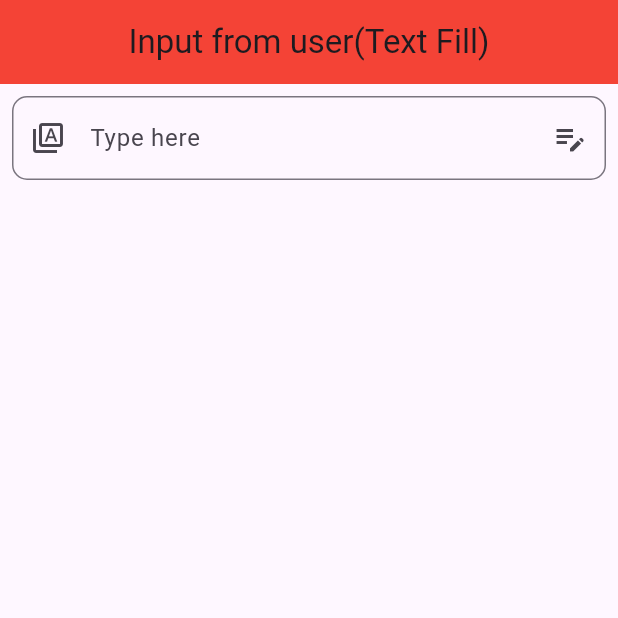
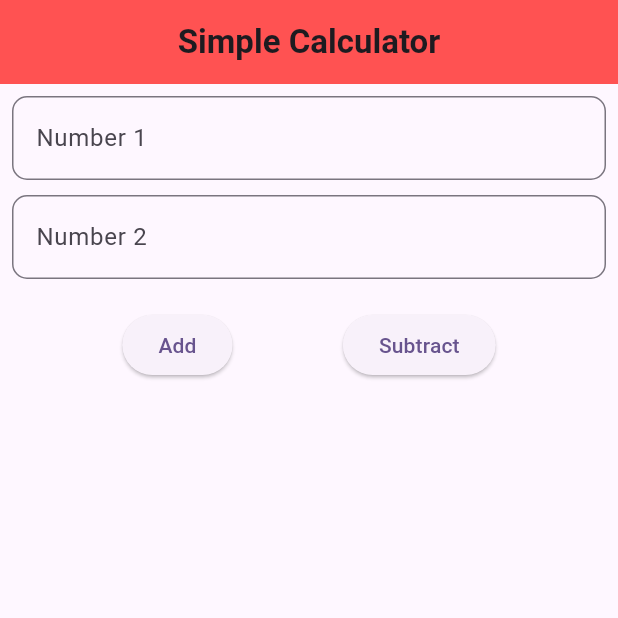
Before and after one commit to BinishaChapagain2/flutter2025, a Flutter app: the screen it shows after launch, on a phone screen of 412 x 824 dp, the top half of it. Run offline on Flutter 3.47's test engine with Material 3 defaults, Android fonts, the phone set to English and light mode, and no system bars.

Commit message:
simple calculator add and subtraction from textfield

```diff
--- a/lib/main.dart
+++ b/lib/main.dart
@@ -1,4 +1,4 @@
-import 'package:binisha_flutter/InputUser.dart';
+import 'package:binisha_flutter/simple_calculator.dart';
 import 'package:flutter/material.dart';
 
 void main() {
@@ -32,7 +32,7 @@ class MyApp extends StatelessWidget {
         colorScheme: ColorScheme.fromSeed(seedColor: Colors.deepPurple),
       ),
       debugShowCheckedModeBanner: false,
-      home: Inputuser(),
+      home: SimpleCalculator(),
     );
   }
 }
--- /dev/null
+++ b/lib/simple_calculator.dart
@@ -0,0 +1,90 @@
+import 'package:flutter/material.dart';
+
+class SimpleCalculator extends StatefulWidget {
+  const SimpleCalculator({super.key});
+
+  @override
+  State<SimpleCalculator> createState() => _SimpleCalculatorState();
+}
+
+class _SimpleCalculatorState extends State<SimpleCalculator> {
+  final TextEditingController _numberController1 = TextEditingController();
+  final TextEditingController _numberController2 = TextEditingController();
+  String _result = "";
+
+  void _addNumbers() {
+    final num1 = double.tryParse(_numberController1.text) ?? 0;
+    final num2 = double.tryParse(_numberController2.text) ?? 0;
+    setState(() {
+      _result = "Result: ${num1 + num2}";
+    });
+  }
+
+  void _subtractNumbers() {
+    final num1 = double.tryParse(_numberController1.text) ?? 0;
+    final num2 = double.tryParse(_numberController2.text) ?? 0;
+    setState(() {
+      _result = "Result: ${num1 - num2}";
+    });
+  }
+
+  @override
+  Widget build(BuildContext context) {
+    return Scaffold(
+      appBar: AppBar(
+        title: const Text(
+          "Simple Calculator",
+          style: TextStyle(fontWeight: FontWeight.bold),
+        ),
+        centerTitle: true,
+        backgroundColor: Colors.redAccent,
+      ),
+      body: Padding(
+        padding: const EdgeInsets.all(8.0),
+        child: Column(
+          children: [
+            TextField(
+              controller: _numberController1,
+              decoration: InputDecoration(
+                hintText: "Enter first number",
+                border: OutlineInputBorder(
+                  borderRadius: BorderRadius.circular(10),
+                ),
+                labelText: "Number 1",
+              ),
+              keyboardType: TextInputType.number,
+            ),
+            const SizedBox(height: 10),
+            TextField(
+              controller: _numberController2,
+              decoration: InputDecoration(
+                hintText: "Enter second number",
+                border: OutlineInputBorder(
+                  borderRadius: BorderRadius.circular(10),
+                ),
+                labelText: "Number 2",
+              ),
+              keyboardType: TextInputType.number,
+            ),
+            const SizedBox(height: 20),
+            Row(
+              mainAxisAlignment: MainAxisAlignment.spaceEvenly,
+              children: [
+                ElevatedButton(onPressed: _addNumbers, child: Text("Add")),
+                ElevatedButton(
+                  onPressed: _subtractNumbers,
+                  child: Text("Subtract"),
+                ),
+              ],
+            ),
+            const SizedBox(height: 20),
+            Text(
+              _result,
+              style: TextStyle(fontSize: 20, fontWeight: FontWeight.bold),
+            ),
+          ],
+        ),
+      ),
+    );
+  }
+}
```
